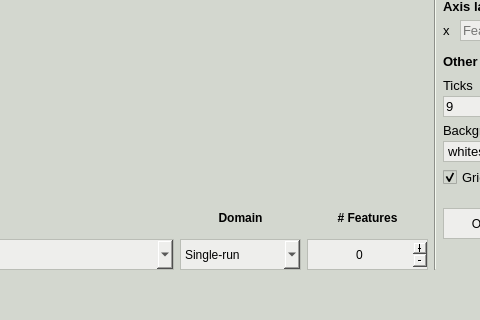
The window that pyanno4rt/visualization/designs/visualizer.ui (pyanno4rt/pyanno4rt) describes before a commit, drawn with Qt 5; both pictures show x 327 to 807 and y 360 to 680 of the 920 by 680 pixel window.
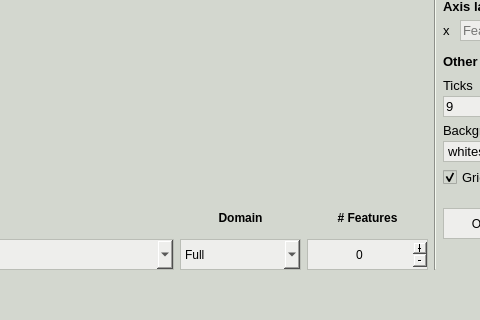
The same window after the commit. The open tabs and pages were chosen to show the change. Icons and pictures are not drawn.

Patch:
```diff
--- a/pyanno4rt/visualization/designs/visualizer.ui
+++ b/pyanno4rt/visualization/designs/visualizer.ui
@@ -4446,7 +4446,7 @@
                              </property>
                              <item>
                               <property name="text">
-                               <string>Single-run</string>
+                               <string>Full</string>
                               </property>
                              </item>
                              <item>
```
Left out of the diff: 2 changed lines with no effect on the pictures.
